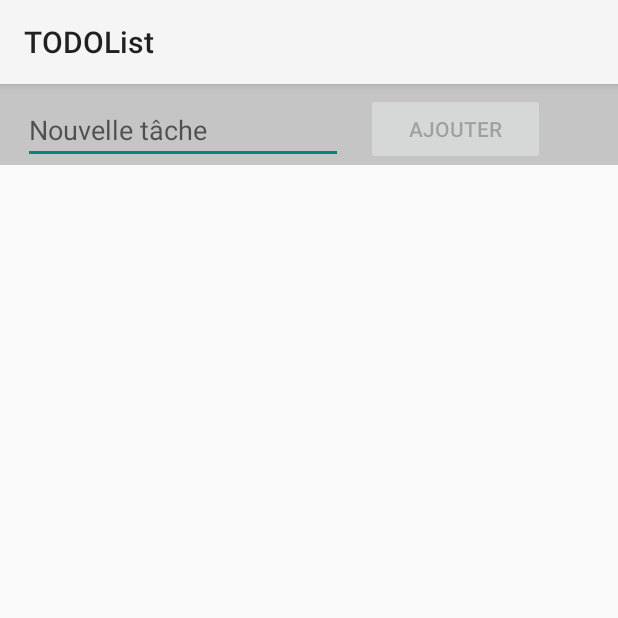
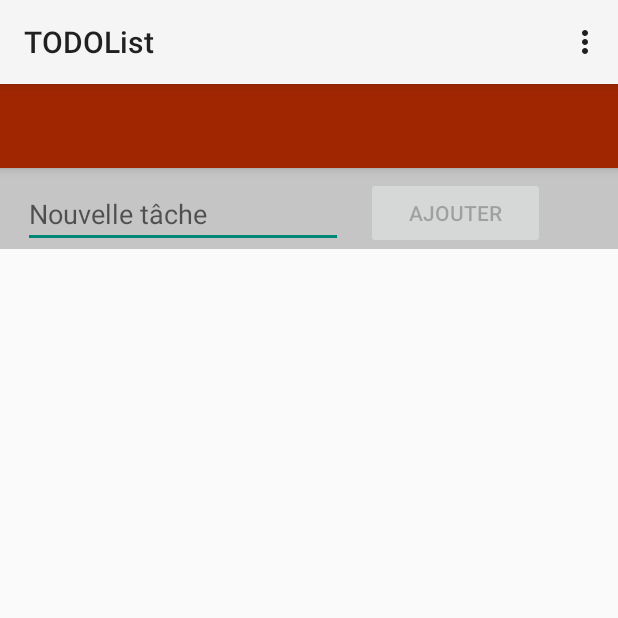
Before and after one commit to HaronMan/TODO_list, an Android app: the screen it shows after launch (MainActivity), on a phone screen of 412 x 824 dp, the top half of it. Run offline under Robolectric (Android 15) with nearby library versions, the phone set to English and light mode, and no system bars; 1 statement that could not run was skipped.

Commit message:
Ajout d'une barre d'action

```diff
--- a/app/build.gradle.kts
+++ b/app/build.gradle.kts
@@ -5,6 +5,10 @@ plugins {
 android {
     namespace = "fr.haronman.todolist"
     compileSdk = 34
+
+    buildFeatures {
+        viewBinding = true
+    }
 
     defaultConfig {
         applicationId = "fr.haronman.todolist"
@@ -29,7 +33,10 @@ android {
 }
 
 dependencies {
+    val navVersion = "2.5.2";
 
+    implementation("androidx.navigation:navigation-fragment:$navVersion")
+    implementation("androidx.navigation:navigation-ui:$navVersion")
     implementation("androidx.appcompat:appcompat:1.6.1")
     implementation("com.google.android.material:material:1.11.0")
     implementation("androidx.constraintlayout:constraintlayout:2.1.4")
--- a/app/src/main/java/fr/haronman/todolist/MainActivity.java
+++ b/app/src/main/java/fr/haronman/todolist/MainActivity.java
@@ -7,11 +7,11 @@ import android.os.Bundle;
 import android.text.Editable;
 import android.text.TextWatcher;
 import android.view.Menu;
-import android.view.MenuInflater;
 import android.view.View;
 import android.widget.Button;
 import android.widget.EditText;
 import android.widget.Toast;
+import androidx.appcompat.widget.Toolbar;
 
 import androidx.annotation.NonNull;
 import androidx.appcompat.app.AppCompatActivity;
@@ -24,6 +24,7 @@ import java.util.ArrayList;
 import java.util.Calendar;
 
 public class MainActivity extends AppCompatActivity {
+    private Toolbar toolbar;
     private ArrayList<Todo> liste;
     private RecyclerView courseRV;
     private RecyclerViewAdapter recyclerViewAdapter;
@@ -33,6 +34,10 @@ public class MainActivity extends AppCompatActivity {
     protected void onCreate(Bundle savedInstanceState) {
         super.onCreate(savedInstanceState);
         setContentView(R.layout.activity_main);
+
+        toolbar = findViewById(R.id.toolbar);
+        setSupportActionBar(toolbar);
+
         liste = new ArrayList<>();
         db = new SQLiteHelper(getApplicationContext());
 
@@ -94,6 +99,12 @@ public class MainActivity extends AppCompatActivity {
         }).attachToRecyclerView(courseRV);
     }
 
+    @Override
+    public boolean onCreateOptionsMenu(Menu menu) {
+        getMenuInflater().inflate(R.menu.main_menu, menu);
+        return true;
+    }
+
     public void ajouter(View v) {
         courseRV = findViewById(R.id.idRVCourse);
         EditText e = findViewById(R.id.editTextText3);
--- a/app/src/main/res/layout/activity_main.xml
+++ b/app/src/main/res/layout/activity_main.xml
@@ -1,18 +1,25 @@
 <?xml version="1.0" encoding="utf-8"?>
-<RelativeLayout
-    xmlns:android="http://schemas.android.com/apk/res/android"
+<androidx.constraintlayout.widget.ConstraintLayout xmlns:android="http://schemas.android.com/apk/res/android"
     xmlns:tools="http://schemas.android.com/tools"
     android:layout_width="match_parent"
     android:layout_height="match_parent"
+    xmlns:app="http://schemas.android.com/apk/res-auto"
     android:layout_gravity="center"
     android:gravity="center"
     android:orientation="vertical"
     tools:context=".MainActivity">
 
+    <include
+        android:id="@+id/toolbar"
+        layout="@layout/toolbar" />
+
     <LinearLayout
+        android:id="@+id/linearLayout"
         android:layout_width="match_parent"
         android:layout_height="wrap_content"
-        android:background="@color/header">
+        android:background="@color/header"
+        app:layout_constraintTop_toBottomOf="@+id/toolbar"
+        tools:ignore="MissingConstraints">
 
         <EditText
             android:id="@+id/editTextText3"
@@ -40,13 +47,11 @@
     <androidx.recyclerview.widget.RecyclerView
         android:id="@+id/idRVCourse"
         android:layout_width="match_parent"
-        android:layout_height="658dp"
+        android:layout_height="612dp"
         android:layout_alignParentEnd="true"
         android:layout_alignParentBottom="true"
-        android:layout_marginTop="70dp"
-        android:layout_marginEnd="0dp"
-        android:layout_marginBottom="13dp" />
+        app:layout_constraintTop_toBottomOf="@+id/linearLayout"
+        tools:ignore="MissingConstraints" />
 
 
-
-</RelativeLayout>
+</androidx.constraintlayout.widget.ConstraintLayout>
--- /dev/null
+++ b/app/src/main/res/layout/toolbar.xml
@@ -0,0 +1,8 @@
+<?xml version="1.0" encoding="utf-8"?>
+<androidx.appcompat.widget.Toolbar xmlns:android="http://schemas.android.com/apk/res/android"
+    android:layout_width="match_parent"
+    android:layout_height="wrap_content"
+    android:background="#9F2600"
+    android:elevation="4dp">
+
+</androidx.appcompat.widget.Toolbar>
--- /dev/null
+++ b/app/src/main/res/menu/main_menu.xml
@@ -0,0 +1,9 @@
+<?xml version="1.0" encoding="utf-8"?>
+<menu xmlns:android="http://schemas.android.com/apk/res/android"
+    xmlns:app="http://schemas.android.com/apk/res-auto">
+    <item
+        android:id="@+id/action_settings"
+        app:showAsAction="never"
+        android:title="@string/delete_all">
+    </item>
+</menu>
--- a/app/src/main/res/values-night/strings.xml
+++ b/app/src/main/res/values-night/strings.xml
@@ -2,4 +2,5 @@
 <resources>
     <string name="add">Ajouter</string>
     <string name="new_task">Nouvelle tâche</string>
+    <string name="delete_all">Supprimer Tout</string>
 </resources>
--- a/app/src/main/res/values/strings.xml
+++ b/app/src/main/res/values/strings.xml
@@ -2,4 +2,7 @@
     <string name="app_name">TODOList</string>
     <string name="add">Ajouter</string>
     <string name="new_task">Nouvelle tâche</string>
+    <!-- TODO: Remove or change this placeholder text -->
+    <string name="hello_blank_fragment">Hello blank fragment</string>
+    <string name="delete_all">Supprimer Tout</string>
 </resources>
```
